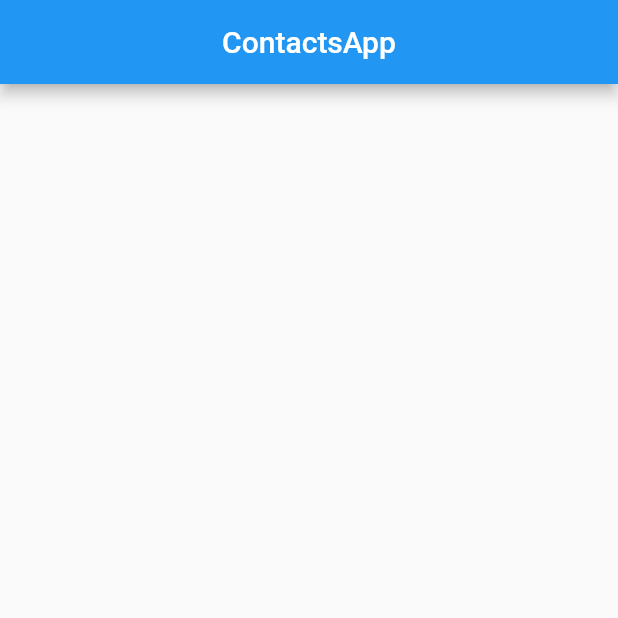
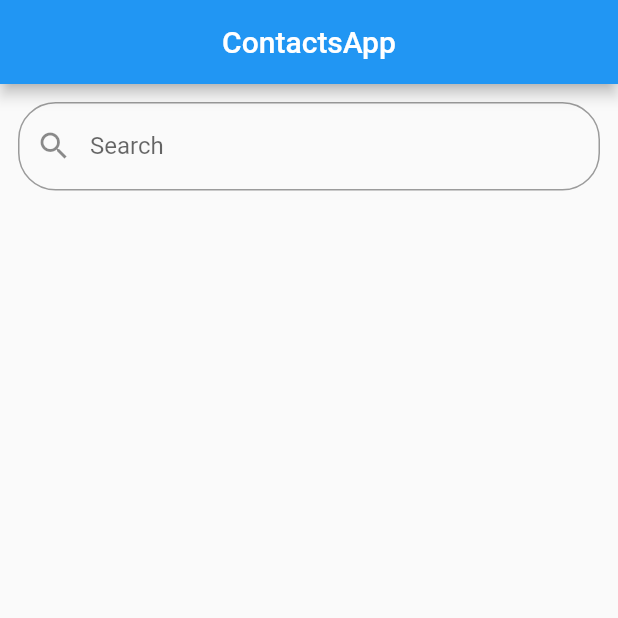
Before and after one commit to Sarath-2k/contactsapp, a Flutter app: the screen it shows after launch, on a phone screen of 412 x 824 dp, the top half of it. Run offline on Flutter 3.47's test engine with Material 2 defaults, Android fonts, the phone set to English and light mode, and no system bars; our stand-ins replace cloud_firestore; accounts and stored records are empty.

Commit message:
search beta

```diff
--- a/lib/HomeScreen.dart
+++ b/lib/HomeScreen.dart
@@ -11,9 +11,45 @@ class HomeScreen extends StatefulWidget {
 }
 
 class _HomeScreenState extends State<HomeScreen> {
+  TextEditingController editingController = TextEditingController();
+  final List<Contact> filteredList = List<Contact>();
+
+  List<Contact> tempList = List<Contact>();
+  copyListData(List<Contact> copiedData) {
+    tempList.clear();
+    filteredList.clear();
+    tempList.addAll(copiedData);
+    filteredList.addAll(tempList);
+  }
+
+  void filterSearch(String query) {
+    List<Contact> dummySearchList = List<Contact>();
+    dummySearchList.addAll(tempList);
+
+    if (query.isNotEmpty) {
+      List<Contact> tempListWithData = List<Contact>();
+      dummySearchList.forEach((element) {
+        if (element.name.contains(query)) {
+          tempListWithData.add(element);
+        }
+      });
+      setState(() {
+        filteredList.clear();
+        filteredList.addAll(tempListWithData);
+      });
+      return;
+    } else {
+      setState(() {
+        filteredList.clear();
+        filteredList.addAll(tempList);
+      });
+    }
+  }
+
   @override
   Widget build(BuildContext context) {
     final contactssnap = Provider.of<List<Contact>>(context) ?? [];
+    copyListData(contactssnap);
 
     return StreamProvider<List<Contact>>.value(
       value: DatabaseService().contactssnap,
@@ -21,7 +57,25 @@ class _HomeScreenState extends State<HomeScreen> {
         appBar: AppBar(
           title: Center(child: Text("ContactsApp")),
         ),
-        body: ListView.builder(
+        body: Column(
+          children: <Widget>[
+            Padding(
+              padding: const EdgeInsets.all(12.0),
+              child: TextField(
+                onChanged: (value) {
+                  filterSearch(value);
+                },
+                controller: editingController,
+                decoration: InputDecoration(
+                    labelText: "Search",
+                    hintText: "Search",
+                    prefixIcon: Icon(Icons.search),
+                    border: OutlineInputBorder(
+                        borderRadius: BorderRadius.all(Radius.circular(25.0)))),
+              ),
+            ),
+            ListView.builder(
+              shrinkWrap: true,
               itemBuilder: (context, index) {
                 return Padding(
                   padding: const EdgeInsets.all(8.0),
@@ -33,21 +87,23 @@ class _HomeScreenState extends State<HomeScreen> {
                             context,
                             MaterialPageRoute(
                                 builder: (context) =>
-                                ContactDetails(contactssnap[index])));
+                                    ContactDetails(filteredList[index])));
                       },
                       leading: CircleAvatar(
                         radius: 20,
-                    backgroundImage: contactssnap[index].imageurl != ""
-                          ? NetworkImage(contactssnap[index].imageurl)
+                        backgroundImage: filteredList[index].imageurl != ""
+                            ? NetworkImage(filteredList[index].imageurl)
                             : AssetImage("images/profile.jpg"),
                       ),
-                  title: Text(contactssnap[index].name),
-                  subtitle: Text(contactssnap[index].fathername ?? ""),
+                      title: Text(filteredList[index].name),
+                      subtitle: Text(filteredList[index].fathername ?? ""),
                     ),
                   ),
                 );
               },
-          itemCount: contactssnap.length,
+              itemCount: filteredList.length,
+            ),
+          ],
         ),
       ),
     );
```
Lines whose indentation alone changed are shown as unchanged.
